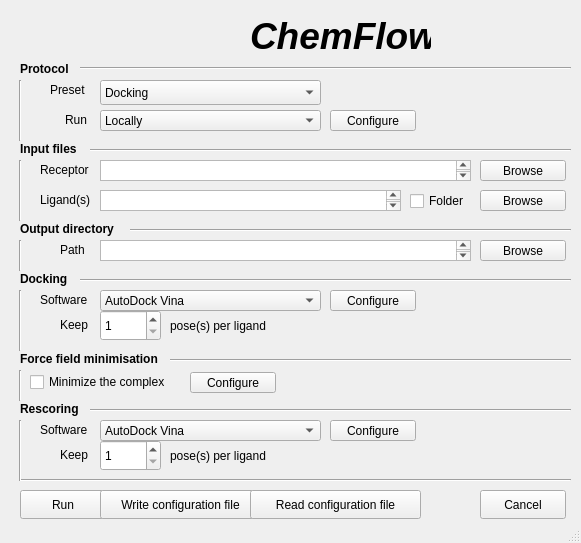
Qt form GUI/mainwindow.ui (IFMlab/ChemFlow) before a commit.
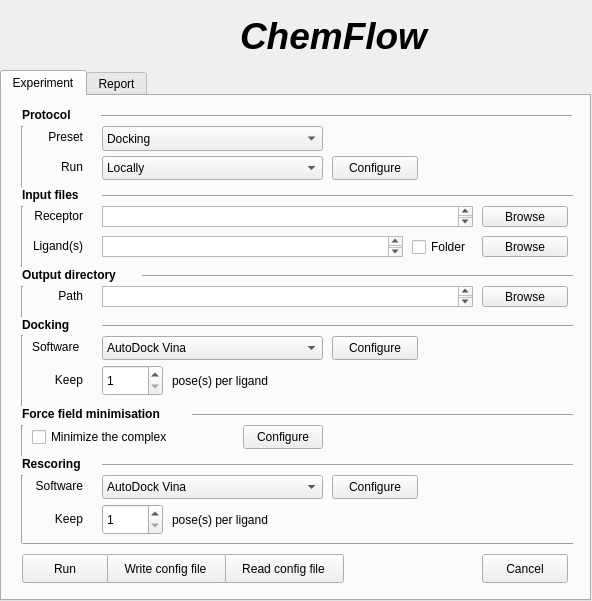
The same form after that commit. Icons and pictures are not drawn.

Commit message:
Added 'Experiment' and 'Report' tabs
added 2 tabs
fixed some labels being cutoff on different Linux systems
made some widgets bigger

```diff
--- a/GUI/mainwindow.ui
+++ b/GUI/mainwindow.ui
@@ -6,8 +6,8 @@
    <rect>
     <x>0</x>
     <y>0</y>
-    <width>581</width>
-    <height>543</height>
+    <width>592</width>
+    <height>601</height>
    </rect>
   </property>
   <property name="windowTitle">
@@ -18,38 +18,68 @@
     <normaloff>logo.png</normaloff>logo.png</iconset>
   </property>
   <widget class="QWidget" name="centralWidget">
-   <widget class="QPushButton" name="pushButton_lig">
+   <widget class="QLabel" name="label_logo_2">
     <property name="geometry">
      <rect>
-      <x>480</x>
-      <y>190</y>
-      <width>86</width>
-      <height>21</height>
+      <x>240</x>
+      <y>10</y>
+      <width>231</width>
+      <height>51</height>
      </rect>
     </property>
+    <property name="font">
+     <font>
+      <pointsize>28</pointsize>
+      <weight>75</weight>
+      <italic>true</italic>
+      <bold>true</bold>
+     </font>
+    </property>
     <property name="text">
-     <string>Browse</string>
+     <string>ChemFlow</string>
     </property>
    </widget>
-   <widget class="QLabel" name="label_output">
+   <widget class="QLabel" name="label_logo">
     <property name="geometry">
      <rect>
-      <x>60</x>
-      <y>240</y>
-      <width>41</width>
-      <height>20</height>
+      <x>160</x>
+      <y>10</y>
+      <width>61</width>
+      <height>51</height>
      </rect>
     </property>
     <property name="text">
-     <string>Path</string>
+     <string/>
     </property>
+    <property name="pixmap">
+     <pixmap>logo.png</pixmap>
+    </property>
+    <property name="alignment">
+     <set>Qt::AlignCenter</set>
+    </property>
    </widget>
+   <widget class="QTabWidget" name="tabWidget">
+    <property name="geometry">
+     <rect>
+      <x>0</x>
+      <y>70</y>
+      <width>591</width>
+      <height>531</height>
+     </rect>
+    </property>
+    <property name="currentIndex">
+     <number>0</number>
+    </property>
+    <widget class="QWidget" name="tab_experiment">
+     <attribute name="title">
+      <string>Experiment</string>
+     </attribute>
    <widget class="QLabel" name="label_protocol">
     <property name="geometry">
      <rect>
       <x>20</x>
-      <y>60</y>
-      <width>61</width>
+        <y>10</y>
+        <width>81</width>
       <height>17</height>
      </rect>
     </property>
@@ -63,233 +93,28 @@
      <string>Protocol</string>
     </property>
    </widget>
-   <widget class="QComboBox" name="comboBox_rescoringSoftware">
+     <widget class="QTextBrowser" name="textBrowser_lig">
     <property name="geometry">
      <rect>
       <x>100</x>
-      <y>420</y>
-      <width>221</width>
+        <y>140</y>
+        <width>301</width>
       <height>21</height>
      </rect>
     </property>
-    <item>
-     <property name="text">
-      <string>AutoDock Vina</string>
-     </property>
-    </item>
-    <item>
-     <property name="text">
-      <string>MM/PBSA</string>
-     </property>
-    </item>
-    <item>
-     <property name="text">
-      <string>PLANTS</string>
-     </property>
-    </item>
-   </widget>
-   <widget class="QLabel" name="label_docking">
-    <property name="geometry">
-     <rect>
-      <x>20</x>
-      <y>270</y>
-      <width>56</width>
-      <height>17</height>
-     </rect>
-    </property>
     <property name="font">
      <font>
-      <weight>75</weight>
-      <bold>true</bold>
-     </font>
-    </property>
-    <property name="text">
-     <string>Docking</string>
-    </property>
-   </widget>
-   <widget class="QPushButton" name="pushButton_run">
-    <property name="geometry">
-     <rect>
-      <x>20</x>
-      <y>490</y>
-      <width>86</width>
-      <height>29</height>
-     </rect>
-    </property>
-    <property name="text">
-     <string>Run</string>
-    </property>
-   </widget>
-   <widget class="Line" name="line_13">
-    <property name="geometry">
-     <rect>
-      <x>10</x>
-      <y>80</y>
-      <width>20</width>
-      <height>61</height>
-     </rect>
-    </property>
-    <property name="orientation">
-     <enum>Qt::Vertical</enum>
-    </property>
-   </widget>
-   <widget class="QPushButton" name="pushButton_cancel">
-    <property name="geometry">
-     <rect>
-      <x>480</x>
-      <y>490</y>
-      <width>86</width>
-      <height>29</height>
-     </rect>
-    </property>
-    <property name="text">
-     <string>Cancel</string>
-    </property>
-   </widget>
-   <widget class="QTextBrowser" name="textBrowser_rec">
-    <property name="geometry">
-     <rect>
-      <x>100</x>
-      <y>160</y>
-      <width>371</width>
-      <height>21</height>
-     </rect>
-    </property>
-    <property name="font">
-     <font>
       <pointsize>8</pointsize>
      </font>
     </property>
    </widget>
-   <widget class="QLabel" name="label_protocolPreset">
-    <property name="geometry">
-     <rect>
-      <x>50</x>
-      <y>80</y>
-      <width>51</width>
-      <height>20</height>
-     </rect>
-    </property>
-    <property name="text">
-     <string>Preset</string>
-    </property>
-   </widget>
-   <widget class="Line" name="line_3">
-    <property name="geometry">
-     <rect>
-      <x>130</x>
-      <y>220</y>
-      <width>441</width>
-      <height>20</height>
-     </rect>
-    </property>
-    <property name="orientation">
-     <enum>Qt::Horizontal</enum>
-    </property>
-   </widget>
-   <widget class="Line" name="line_6">
-    <property name="geometry">
-     <rect>
-      <x>10</x>
-      <y>290</y>
-      <width>20</width>
-      <height>61</height>
-     </rect>
-    </property>
-    <property name="orientation">
-     <enum>Qt::Vertical</enum>
-    </property>
-   </widget>
-   <widget class="QSpinBox" name="spinBox_docking">
-    <property name="geometry">
-     <rect>
-      <x>100</x>
-      <y>310</y>
-      <width>61</width>
-      <height>31</height>
-     </rect>
-    </property>
-    <property name="minimum">
-     <number>1</number>
-    </property>
-    <property name="maximum">
-     <number>1000</number>
-    </property>
-   </widget>
-   <widget class="QLabel" name="label_runOptions">
-    <property name="geometry">
-     <rect>
-      <x>65</x>
-      <y>110</y>
-      <width>41</width>
-      <height>20</height>
-     </rect>
-    </property>
-    <property name="text">
-     <string>Run</string>
-    </property>
-   </widget>
-   <widget class="QLabel" name="label_dockingKeep_2">
-    <property name="geometry">
-     <rect>
-      <x>170</x>
-      <y>310</y>
-      <width>111</width>
-      <height>31</height>
-     </rect>
-    </property>
-    <property name="text">
-     <string>pose(s) per ligand</string>
-    </property>
-   </widget>
-   <widget class="QTextBrowser" name="textBrowser_output">
-    <property name="geometry">
-     <rect>
-      <x>100</x>
-      <y>240</y>
-      <width>371</width>
-      <height>21</height>
-     </rect>
-    </property>
-    <property name="font">
-     <font>
-      <pointsize>8</pointsize>
-     </font>
-    </property>
-   </widget>
-   <widget class="Line" name="line_2">
-    <property name="geometry">
-     <rect>
-      <x>10</x>
-      <y>160</y>
-      <width>20</width>
-      <height>61</height>
-     </rect>
-    </property>
-    <property name="orientation">
-     <enum>Qt::Vertical</enum>
-    </property>
-   </widget>
-   <widget class="QPushButton" name="pushButton_writeConfig">
-    <property name="geometry">
-     <rect>
-      <x>100</x>
-      <y>490</y>
-      <width>161</width>
-      <height>29</height>
-     </rect>
-    </property>
-    <property name="text">
-     <string>Write configuration file</string>
-    </property>
-   </widget>
    <widget class="QComboBox" name="comboBox_dockingSoftware">
     <property name="geometry">
      <rect>
       <x>100</x>
-      <y>290</y>
+        <y>240</y>
       <width>221</width>
-      <height>21</height>
+        <height>24</height>
      </rect>
     </property>
     <item>
@@ -303,117 +128,11 @@
      </property>
     </item>
    </widget>
-   <widget class="QLabel" name="label_lig">
-    <property name="geometry">
-     <rect>
-      <x>40</x>
-      <y>190</y>
-      <width>61</width>
-      <height>20</height>
-     </rect>
-    </property>
-    <property name="text">
-     <string>Ligand(s)</string>
-    </property>
-   </widget>
-   <widget class="QSpinBox" name="spinBox_rescoring">
-    <property name="geometry">
-     <rect>
-      <x>100</x>
-      <y>440</y>
-      <width>61</width>
-      <height>31</height>
-     </rect>
-    </property>
-    <property name="minimum">
-     <number>1</number>
-    </property>
-    <property name="maximum">
-     <number>1000</number>
-    </property>
-   </widget>
-   <widget class="QLabel" name="label_rescoring">
-    <property name="geometry">
-     <rect>
-      <x>20</x>
-      <y>400</y>
-      <width>71</width>
-      <height>17</height>
-     </rect>
-    </property>
-    <property name="font">
-     <font>
-      <weight>75</weight>
-      <bold>true</bold>
-     </font>
-    </property>
-    <property name="text">
-     <string>Rescoring</string>
-    </property>
-   </widget>
-   <widget class="QLabel" name="label_rec">
-    <property name="geometry">
-     <rect>
-      <x>40</x>
-      <y>160</y>
-      <width>61</width>
-      <height>20</height>
-     </rect>
-    </property>
-    <property name="text">
-     <string>Receptor</string>
-    </property>
-   </widget>
-   <widget class="QPushButton" name="pushButton_runConfigure">
-    <property name="geometry">
-     <rect>
-      <x>330</x>
-      <y>110</y>
-      <width>86</width>
-      <height>21</height>
-     </rect>
-    </property>
-    <property name="text">
-     <string>Configure</string>
-    </property>
-   </widget>
-   <widget class="QLabel" name="label_forceFieldMin">
-    <property name="geometry">
-     <rect>
-      <x>20</x>
-      <y>350</y>
-      <width>151</width>
-      <height>17</height>
-     </rect>
-    </property>
-    <property name="font">
-     <font>
-      <weight>75</weight>
-      <bold>true</bold>
-     </font>
-    </property>
-    <property name="text">
-     <string>Force field minimisation</string>
-    </property>
-   </widget>
-   <widget class="QLabel" name="label_rescoringKeep_2">
-    <property name="geometry">
-     <rect>
-      <x>170</x>
-      <y>440</y>
-      <width>121</width>
-      <height>31</height>
-     </rect>
-    </property>
-    <property name="text">
-     <string>pose(s) per ligand</string>
-    </property>
-   </widget>
    <widget class="QCheckBox" name="checkBox_lig">
     <property name="geometry">
      <rect>
       <x>410</x>
-      <y>190</y>
+        <y>140</y>
       <width>71</width>
       <height>22</height>
      </rect>
@@ -422,28 +141,121 @@
      <string>Folder</string>
     </property>
    </widget>
-   <widget class="QPushButton" name="pushButton_dockingConfigure">
-    <property name="enabled">
-     <bool>true</bool>
-    </property>
+     <widget class="QLabel" name="label_inputFiles">
+      <property name="geometry">
+       <rect>
+        <x>20</x>
+        <y>90</y>
+        <width>71</width>
+        <height>17</height>
+       </rect>
+      </property>
+      <property name="font">
+       <font>
+        <weight>75</weight>
+        <bold>true</bold>
+       </font>
+      </property>
+      <property name="text">
+       <string>Input files</string>
+      </property>
+     </widget>
+     <widget class="QLabel" name="label_rescoring">
     <property name="geometry">
      <rect>
-      <x>330</x>
-      <y>290</y>
-      <width>86</width>
-      <height>21</height>
-     </rect>
-    </property>
+        <x>20</x>
+        <y>359</y>
+        <width>81</width>
+        <height>17</height>
+       </rect>
+      </property>
+      <property name="font">
+       <font>
+        <weight>75</weight>
+        <bold>true</bold>
+       </font>
+      </property>
     <property name="text">
-     <string>Configure</string>
+       <string>Rescoring</string>
+      </property>
+     </widget>
+     <widget class="Line" name="line_7">
+      <property name="geometry">
+       <rect>
+        <x>190</x>
+        <y>309</y>
+        <width>381</width>
+        <height>20</height>
+       </rect>
+      </property>
+      <property name="orientation">
+       <enum>Qt::Horizontal</enum>
+      </property>
+     </widget>
+     <widget class="QLabel" name="label_forceFieldMin">
+      <property name="geometry">
+       <rect>
+        <x>20</x>
+        <y>309</y>
+        <width>171</width>
+        <height>17</height>
+       </rect>
+      </property>
+      <property name="font">
+       <font>
+        <weight>75</weight>
+        <bold>true</bold>
+       </font>
+      </property>
+      <property name="text">
+       <string>Force field minimisation</string>
     </property>
    </widget>
    <widget class="Line" name="line_5">
     <property name="geometry">
      <rect>
-      <x>80</x>
-      <y>270</y>
-      <width>491</width>
+        <x>100</x>
+        <y>220</y>
+        <width>471</width>
+        <height>20</height>
+       </rect>
+      </property>
+      <property name="orientation">
+       <enum>Qt::Horizontal</enum>
+      </property>
+     </widget>
+     <widget class="QPushButton" name="pushButton_minConfigure">
+      <property name="geometry">
+       <rect>
+        <x>241</x>
+        <y>329</y>
+        <width>80</width>
+        <height>24</height>
+       </rect>
+      </property>
+      <property name="text">
+       <string>Configure</string>
+      </property>
+     </widget>
+     <widget class="QPushButton" name="pushButton_readConfig">
+      <property name="geometry">
+       <rect>
+        <x>221</x>
+        <y>458</y>
+        <width>121</width>
+        <height>29</height>
+       </rect>
+      </property>
+      <property name="text">
+       <string>Read config file</string>
+      </property>
+     </widget>
+     <widget class="Line" name="line_9">
+      <property name="geometry">
+       <rect>
+        <x>100</x>
+        <y>359</y>
+        <width>471</width>
       <height>20</height>
      </rect>
     </property>
@@ -455,7 +267,7 @@
     <property name="geometry">
      <rect>
       <x>10</x>
-      <y>370</y>
+        <y>329</y>
       <width>20</width>
       <height>31</height>
      </rect>
@@ -468,7 +280,7 @@
     <property name="geometry">
      <rect>
       <x>10</x>
-      <y>240</y>
+        <y>190</y>
       <width>21</width>
       <height>31</height>
      </rect>
@@ -477,82 +289,124 @@
      <enum>Qt::Vertical</enum>
     </property>
    </widget>
-   <widget class="Line" name="line_7">
+     <widget class="QPushButton" name="pushButton_runConfigure">
     <property name="geometry">
      <rect>
-      <x>170</x>
-      <y>350</y>
-      <width>401</width>
+        <x>330</x>
+        <y>60</y>
+        <width>86</width>
+        <height>24</height>
+       </rect>
+      </property>
+      <property name="text">
+       <string>Configure</string>
+      </property>
+     </widget>
+     <widget class="QLabel" name="label_output">
+      <property name="geometry">
+       <rect>
+        <x>40</x>
+        <y>190</y>
+        <width>41</width>
       <height>20</height>
      </rect>
     </property>
-    <property name="orientation">
-     <enum>Qt::Horizontal</enum>
+      <property name="text">
+       <string>Path</string>
+      </property>
+      <property name="alignment">
+       <set>Qt::AlignRight|Qt::AlignTrailing|Qt::AlignVCenter</set>
+      </property>
+     </widget>
+     <widget class="QPushButton" name="pushButton_writeConfig">
+      <property name="geometry">
+       <rect>
+        <x>103</x>
+        <y>458</y>
+        <width>121</width>
+        <height>29</height>
+       </rect>
+      </property>
+      <property name="text">
+       <string>Write config file</string>
+      </property>
+     </widget>
+     <widget class="QLabel" name="label_lig">
+      <property name="geometry">
+       <rect>
+        <x>20</x>
+        <y>140</y>
+        <width>61</width>
+        <height>20</height>
+       </rect>
+      </property>
+      <property name="text">
+       <string>Ligand(s)</string>
+      </property>
+      <property name="alignment">
+       <set>Qt::AlignRight|Qt::AlignTrailing|Qt::AlignVCenter</set>
     </property>
    </widget>
    <widget class="Line" name="line_12">
     <property name="geometry">
      <rect>
-      <x>80</x>
-      <y>60</y>
-      <width>491</width>
-      <height>16</height>
+        <x>99</x>
+        <y>10</y>
+        <width>471</width>
+        <height>20</height>
      </rect>
     </property>
     <property name="orientation">
      <enum>Qt::Horizontal</enum>
     </property>
    </widget>
-   <widget class="QLabel" name="label_outputDir">
+     <widget class="QCheckBox" name="checkBox_min">
     <property name="geometry">
      <rect>
-      <x>20</x>
-      <y>220</y>
+        <x>30</x>
+        <y>330</y>
+        <width>211</width>
+        <height>22</height>
+       </rect>
+      </property>
+      <property name="layoutDirection">
+       <enum>Qt::LeftToRight</enum>
+      </property>
+      <property name="text">
+       <string>Minimize the complex </string>
+      </property>
+     </widget>
+     <widget class="QLabel" name="label_dockingKeep_2">
+      <property name="geometry">
+       <rect>
+        <x>170</x>
+        <y>269</y>
       <width>111</width>
-      <height>17</height>
-     </rect>
-    </property>
-    <property name="font">
-     <font>
-      <weight>75</weight>
-      <bold>true</bold>
-     </font>
-    </property>
-    <property name="text">
-     <string>Output directory</string>
-    </property>
-   </widget>
-   <widget class="QLabel" name="label_rescoringSoftware">
-    <property name="geometry">
-     <rect>
-      <x>40</x>
-      <y>420</y>
-      <width>61</width>
-      <height>20</height>
-     </rect>
-    </property>
-    <property name="text">
-     <string>Software</string>
-    </property>
-   </widget>
-   <widget class="QLabel" name="label_dockingKeep">
-    <property name="geometry">
-     <rect>
-      <x>60</x>
-      <y>309</y>
-      <width>41</width>
       <height>31</height>
      </rect>
     </property>
     <property name="text">
-     <string>Keep</string>
+       <string>pose(s) per ligand</string>
+      </property>
+     </widget>
+     <widget class="Line" name="line_6">
+      <property name="geometry">
+       <rect>
+        <x>10</x>
+        <y>239</y>
+        <width>20</width>
+        <height>71</height>
+       </rect>
+      </property>
+      <property name="orientation">
+       <enum>Qt::Vertical</enum>
     </property>
    </widget>
    <widget class="QComboBox" name="comboBox_protocolPreset">
     <property name="geometry">
      <rect>
       <x>100</x>
-      <y>80</y>
+        <y>30</y>
       <width>221</width>
       <height>25</height>
      </rect>
@@ -573,38 +427,60 @@
      </property>
     </item>
    </widget>
-   <widget class="Line" name="line_11">
+     <widget class="QLabel" name="label_outputDir">
     <property name="geometry">
      <rect>
       <x>20</x>
-      <y>470</y>
-      <width>551</width>
-      <height>20</height>
+        <y>170</y>
+        <width>121</width>
+        <height>17</height>
+       </rect>
+      </property>
+      <property name="font">
+       <font>
+        <weight>75</weight>
+        <bold>true</bold>
+       </font>
+      </property>
+      <property name="text">
+       <string>Output directory</string>
+      </property>
+     </widget>
+     <widget class="Line" name="line_10">
+      <property name="geometry">
+       <rect>
+        <x>10</x>
+        <y>379</y>
+        <width>20</width>
+        <height>68</height>
      </rect>
     </property>
     <property name="orientation">
-     <enum>Qt::Horizontal</enum>
-    </property>
-   </widget>
-   <widget class="QPushButton" name="pushButton_rescoringConfigure">
+       <enum>Qt::Vertical</enum>
+      </property>
+     </widget>
+     <widget class="QLabel" name="label_protocolPreset">
     <property name="geometry">
      <rect>
-      <x>330</x>
-      <y>420</y>
-      <width>86</width>
-      <height>21</height>
+        <x>30</x>
+        <y>31</y>
+        <width>51</width>
+        <height>20</height>
      </rect>
     </property>
     <property name="text">
-     <string>Configure</string>
-    </property>
-   </widget>
-   <widget class="QTextBrowser" name="textBrowser_lig">
+       <string>Preset</string>
+      </property>
+      <property name="alignment">
+       <set>Qt::AlignRight|Qt::AlignTrailing|Qt::AlignVCenter</set>
+      </property>
+     </widget>
+     <widget class="QTextBrowser" name="textBrowser_rec">
     <property name="geometry">
      <rect>
       <x>100</x>
-      <y>190</y>
-      <width>301</width>
+        <y>110</y>
+        <width>371</width>
       <height>21</height>
      </rect>
     </property>
@@ -614,26 +490,26 @@
      </font>
     </property>
    </widget>
-   <widget class="QLabel" name="label_rescoringKeep">
+     <widget class="QLabel" name="label_rescoringKeep_2">
     <property name="geometry">
      <rect>
-      <x>60</x>
-      <y>439</y>
-      <width>41</width>
+        <x>170</x>
+        <y>408</y>
+        <width>121</width>
       <height>31</height>
      </rect>
     </property>
     <property name="text">
-     <string>Keep</string>
+       <string>pose(s) per ligand</string>
     </property>
    </widget>
    <widget class="QComboBox" name="comboBox_runOptions">
     <property name="geometry">
      <rect>
       <x>100</x>
-      <y>110</y>
+        <y>60</y>
       <width>221</width>
-      <height>21</height>
+        <height>24</height>
      </rect>
     </property>
     <item>
@@ -652,32 +528,239 @@
      </property>
     </item>
    </widget>
-   <widget class="QLabel" name="label_logo_2">
+     <widget class="QPushButton" name="pushButton_dockingConfigure">
+      <property name="enabled">
+       <bool>true</bool>
+      </property>
     <property name="geometry">
      <rect>
-      <x>250</x>
-      <y>10</y>
-      <width>181</width>
-      <height>51</height>
+        <x>330</x>
+        <y>240</y>
+        <width>86</width>
+        <height>24</height>
+       </rect>
+      </property>
+      <property name="text">
+       <string>Configure</string>
+      </property>
+     </widget>
+     <widget class="Line" name="line_3">
+      <property name="geometry">
+       <rect>
+        <x>140</x>
+        <y>170</y>
+        <width>431</width>
+        <height>20</height>
+       </rect>
+      </property>
+      <property name="orientation">
+       <enum>Qt::Horizontal</enum>
+      </property>
+     </widget>
+     <widget class="QPushButton" name="pushButton_lig">
+      <property name="geometry">
+       <rect>
+        <x>480</x>
+        <y>140</y>
+        <width>86</width>
+        <height>21</height>
+       </rect>
+      </property>
+      <property name="text">
+       <string>Browse</string>
+      </property>
+     </widget>
+     <widget class="QLabel" name="label_dockingSoftware">
+      <property name="geometry">
+       <rect>
+        <x>30</x>
+        <y>241</y>
+        <width>61</width>
+        <height>20</height>
+       </rect>
+      </property>
+      <property name="text">
+       <string>Software</string>
+      </property>
+     </widget>
+     <widget class="QComboBox" name="comboBox_rescoringSoftware">
+      <property name="geometry">
+       <rect>
+        <x>100</x>
+        <y>379</y>
+        <width>221</width>
+        <height>24</height>
+       </rect>
+      </property>
+      <item>
+       <property name="text">
+        <string>AutoDock Vina</string>
+       </property>
+      </item>
+      <item>
+       <property name="text">
+        <string>MM/PBSA</string>
+       </property>
+      </item>
+      <item>
+       <property name="text">
+        <string>PLANTS</string>
+       </property>
+      </item>
+     </widget>
+     <widget class="QLabel" name="label_dockingKeep">
+      <property name="geometry">
+       <rect>
+        <x>40</x>
+        <y>268</y>
+        <width>41</width>
+        <height>31</height>
+       </rect>
+      </property>
+      <property name="text">
+       <string>Keep</string>
+      </property>
+      <property name="alignment">
+       <set>Qt::AlignRight|Qt::AlignTrailing|Qt::AlignVCenter</set>
+      </property>
+     </widget>
+     <widget class="QPushButton" name="pushButton_run">
+      <property name="geometry">
+       <rect>
+        <x>20</x>
+        <y>458</y>
+        <width>86</width>
+        <height>29</height>
+       </rect>
+      </property>
+      <property name="text">
+       <string>Run</string>
+      </property>
+     </widget>
+     <widget class="QLabel" name="label_rescoringSoftware">
+      <property name="geometry">
+       <rect>
+        <x>20</x>
+        <y>380</y>
+        <width>61</width>
+        <height>20</height>
+       </rect>
+      </property>
+      <property name="text">
+       <string>Software</string>
+      </property>
+      <property name="alignment">
+       <set>Qt::AlignRight|Qt::AlignTrailing|Qt::AlignVCenter</set>
+      </property>
+     </widget>
+     <widget class="QSpinBox" name="spinBox_rescoring">
+      <property name="geometry">
+       <rect>
+        <x>100</x>
+        <y>408</y>
+        <width>61</width>
+        <height>31</height>
+       </rect>
+      </property>
+      <property name="minimum">
+       <number>1</number>
+      </property>
+      <property name="maximum">
+       <number>1000</number>
+      </property>
+     </widget>
+     <widget class="QPushButton" name="pushButton_cancel">
+      <property name="geometry">
+       <rect>
+        <x>480</x>
+        <y>458</y>
+        <width>86</width>
+        <height>29</height>
+       </rect>
+      </property>
+      <property name="text">
+       <string>Cancel</string>
+      </property>
+     </widget>
+     <widget class="QLabel" name="label_docking">
+      <property name="geometry">
+       <rect>
+        <x>20</x>
+        <y>220</y>
+        <width>81</width>
+        <height>17</height>
      </rect>
     </property>
     <property name="font">
      <font>
-      <pointsize>28</pointsize>
       <weight>75</weight>
-      <italic>true</italic>
       <bold>true</bold>
      </font>
     </property>
     <property name="text">
-     <string>ChemFlow</string>
+       <string>Docking</string>
+      </property>
+     </widget>
+     <widget class="Line" name="line_2">
+      <property name="geometry">
+       <rect>
+        <x>10</x>
+        <y>110</y>
+        <width>20</width>
+        <height>61</height>
+       </rect>
+      </property>
+      <property name="orientation">
+       <enum>Qt::Vertical</enum>
+      </property>
+     </widget>
+     <widget class="Line" name="line_11">
+      <property name="geometry">
+       <rect>
+        <x>20</x>
+        <y>438</y>
+        <width>551</width>
+        <height>20</height>
+       </rect>
+      </property>
+      <property name="orientation">
+       <enum>Qt::Horizontal</enum>
+      </property>
+     </widget>
+     <widget class="QSpinBox" name="spinBox_docking">
+      <property name="geometry">
+       <rect>
+        <x>100</x>
+        <y>269</y>
+        <width>61</width>
+        <height>31</height>
+       </rect>
+      </property>
+      <property name="minimum">
+       <number>1</number>
+      </property>
+      <property name="maximum">
+       <number>1000</number>
+      </property>
+     </widget>
+     <widget class="Line" name="line_13">
+      <property name="geometry">
+       <rect>
+        <x>10</x>
+        <y>30</y>
+        <width>20</width>
+        <height>61</height>
+       </rect>
+      </property>
+      <property name="orientation">
+       <enum>Qt::Vertical</enum>
     </property>
    </widget>
    <widget class="QPushButton" name="pushButton_output">
     <property name="geometry">
      <rect>
       <x>480</x>
-      <y>240</y>
+        <y>190</y>
       <width>86</width>
       <height>21</height>
      </rect>
@@ -686,38 +769,12 @@
      <string>Browse</string>
     </property>
    </widget>
-   <widget class="QPushButton" name="pushButton_readConfig">
-    <property name="geometry">
-     <rect>
-      <x>250</x>
-      <y>490</y>
-      <width>171</width>
-      <height>29</height>
-     </rect>
-    </property>
-    <property name="text">
-     <string>Read configuration file</string>
-    </property>
-   </widget>
-   <widget class="Line" name="line_10">
-    <property name="geometry">
-     <rect>
-      <x>10</x>
-      <y>420</y>
-      <width>20</width>
-      <height>61</height>
-     </rect>
-    </property>
-    <property name="orientation">
-     <enum>Qt::Vertical</enum>
-    </property>
-   </widget>
    <widget class="Line" name="line">
     <property name="geometry">
      <rect>
-      <x>90</x>
-      <y>140</y>
-      <width>481</width>
+        <x>100</x>
+        <y>90</y>
+        <width>471</width>
       <height>20</height>
      </rect>
     </property>
@@ -725,56 +782,43 @@
      <enum>Qt::Horizontal</enum>
     </property>
    </widget>
-   <widget class="QLabel" name="label_logo">
+     <widget class="QLabel" name="label_rec">
     <property name="geometry">
      <rect>
-      <x>170</x>
-      <y>10</y>
+        <x>20</x>
+        <y>110</y>
       <width>61</width>
-      <height>51</height>
+        <height>20</height>
      </rect>
     </property>
     <property name="text">
-     <string/>
-    </property>
-    <property name="pixmap">
-     <pixmap>logo.png</pixmap>
-    </property>
+       <string>Receptor</string>
+      </property>
     <property name="alignment">
-     <set>Qt::AlignCenter</set>
-    </property>
-   </widget>
-   <widget class="QPushButton" name="pushButton_minConfigure">
+       <set>Qt::AlignRight|Qt::AlignTrailing|Qt::AlignVCenter</set>
+      </property>
+     </widget>
+     <widget class="QLabel" name="label_runOptions">
     <property name="geometry">
      <rect>
-      <x>190</x>
-      <y>372</y>
-      <width>86</width>
-      <height>21</height>
+        <x>40</x>
+        <y>61</y>
+        <width>41</width>
+        <height>20</height>
      </rect>
     </property>
     <property name="text">
-     <string>Configure</string>
-    </property>
-   </widget>
-   <widget class="Line" name="line_9">
-    <property name="geometry">
-     <rect>
-      <x>90</x>
-      <y>400</y>
-      <width>481</width>
-      <height>20</height>
-     </rect>
-    </property>
-    <property name="orientation">
-     <enum>Qt::Horizontal</enum>
+       <string>Run</string>
+      </property>
+      <property name="alignment">
+       <set>Qt::AlignRight|Qt::AlignTrailing|Qt::AlignVCenter</set>
     </property>
    </widget>
    <widget class="QPushButton" name="pushButton_rec">
     <property name="geometry">
      <rect>
       <x>480</x>
-      <y>160</y>
+        <y>110</y>
       <width>86</width>
       <height>21</height>
      </rect>
@@ -783,56 +827,151 @@
      <string>Browse</string>
     </property>
    </widget>
-   <widget class="QLabel" name="label_inputFiles">
+     <widget class="QTextBrowser" name="textBrowser_output">
     <property name="geometry">
      <rect>
-      <x>20</x>
-      <y>140</y>
-      <width>71</width>
-      <height>17</height>
+        <x>100</x>
+        <y>190</y>
+        <width>371</width>
+        <height>21</height>
      </rect>
     </property>
     <property name="font">
      <font>
-      <weight>75</weight>
-      <bold>true</bold>
-     </font>
-    </property>
+        <pointsize>8</pointsize>
+       </font>
+      </property>
+     </widget>
+     <widget class="QPushButton" name="pushButton_rescoringConfigure">
+      <property name="geometry">
+       <rect>
+        <x>330</x>
+        <y>379</y>
+        <width>86</width>
+        <height>24</height>
+       </rect>
+      </property>
     <property name="text">
-     <string>Input files</string>
-    </property>
-   </widget>
-   <widget class="QLabel" name="label_dockingSoftware">
+       <string>Configure</string>
+      </property>
+     </widget>
+     <widget class="QLabel" name="label_rescoringKeep">
     <property name="geometry">
      <rect>
       <x>40</x>
-      <y>290</y>
+        <y>407</y>
+        <width>41</width>
+        <height>31</height>
+       </rect>
+      </property>
+      <property name="text">
+       <string>Keep</string>
+      </property>
+      <property name="alignment">
+       <set>Qt::AlignRight|Qt::AlignTrailing|Qt::AlignVCenter</set>
+      </property>
+     </widget>
+    </widget>
+    <widget class="QWidget" name="tab_report">
+     <attribute name="title">
+      <string>Report</string>
+     </attribute>
+     <widget class="QLabel" name="label_analyse">
+      <property name="geometry">
+       <rect>
+        <x>10</x>
+        <y>12</y>
       <width>61</width>
       <height>20</height>
      </rect>
     </property>
     <property name="text">
-     <string>Software</string>
-    </property>
-   </widget>
-   <widget class="QCheckBox" name="checkBox_min">
+       <string>Analyse</string>
+      </property>
+      <property name="alignment">
+       <set>Qt::AlignRight|Qt::AlignTrailing|Qt::AlignVCenter</set>
+      </property>
+     </widget>
+     <widget class="QPushButton" name="pushButton_configureExp">
+      <property name="enabled">
+       <bool>false</bool>
+      </property>
     <property name="geometry">
      <rect>
-      <x>30</x>
-      <y>371</y>
-      <width>151</width>
-      <height>22</height>
-     </rect>
-    </property>
-    <property name="layoutDirection">
-     <enum>Qt::LeftToRight</enum>
-    </property>
+        <x>334</x>
+        <y>10</y>
+        <width>86</width>
+        <height>24</height>
+       </rect>
+      </property>
+      <property name="text">
+       <string>Configure</string>
+      </property>
+     </widget>
+     <widget class="QComboBox" name="comboBox_analyse">
+      <property name="geometry">
+       <rect>
+        <x>90</x>
+        <y>10</y>
+        <width>231</width>
+        <height>24</height>
+       </rect>
+      </property>
+      <item>
     <property name="text">
-     <string>Minimize the complex </string>
-    </property>
-   </widget>
-  </widget>
-  <widget class="QStatusBar" name="statusBar"/>
+        <string>Current experiment</string>
+       </property>
+      </item>
+      <item>
+       <property name="text">
+        <string>Another experiment</string>
+       </property>
+      </item>
+     </widget>
+     <widget class="QLabel" name="label_reportPreset">
+      <property name="geometry">
+       <rect>
+        <x>20</x>
+        <y>41</y>
+        <width>51</width>
+        <height>20</height>
+       </rect>
+      </property>
+      <property name="text">
+       <string>Preset</string>
+      </property>
+      <property name="alignment">
+       <set>Qt::AlignRight|Qt::AlignTrailing|Qt::AlignVCenter</set>
+      </property>
+     </widget>
+     <widget class="QComboBox" name="comboBox_reportPreset">
+      <property name="geometry">
+       <rect>
+        <x>90</x>
+        <y>40</y>
+        <width>330</width>
+        <height>25</height>
+       </rect>
+      </property>
+      <item>
+       <property name="text">
+        <string>Docking</string>
+       </property>
+      </item>
+      <item>
+       <property name="text">
+        <string>Docking benchmark: RMSD</string>
+       </property>
+      </item>
+      <item>
+       <property name="text">
+        <string>Docking + Rescoring benchmark: actives and decoys</string>
+       </property>
+      </item>
+     </widget>
+    </widget>
+   </widget>
+  </widget>
  </widget>
  <layoutdefault spacing="6" margin="11"/>
  <resources/>
```
Lines whose indentation alone changed are shown as unchanged. The commit also changes 38 other files.
